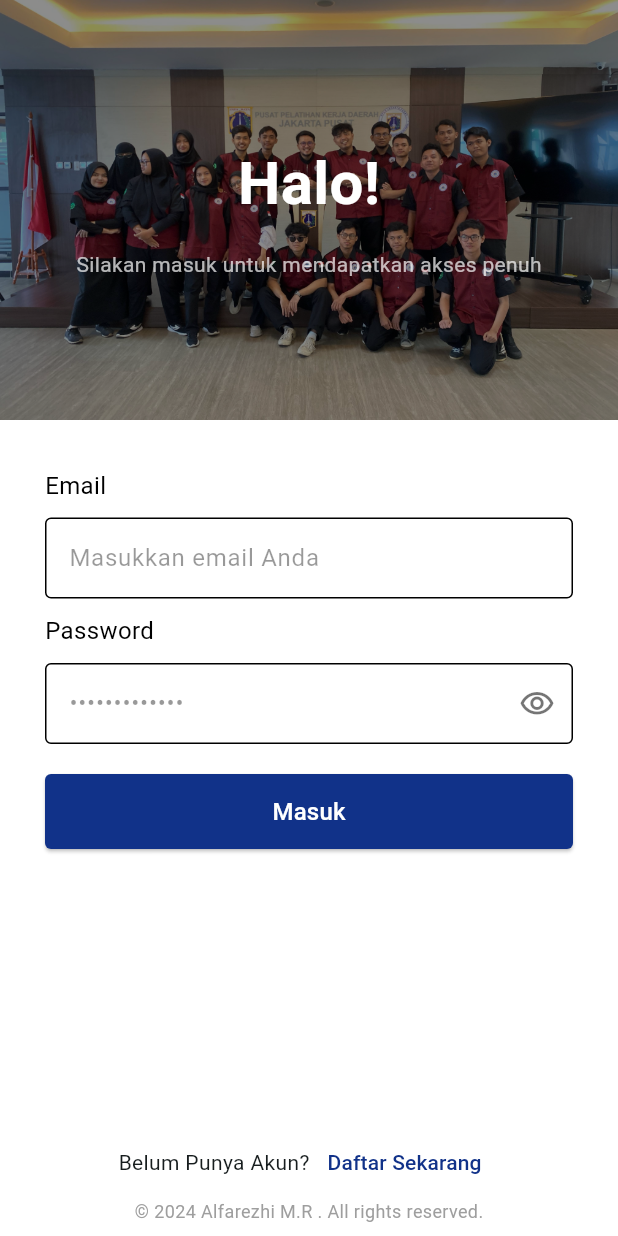
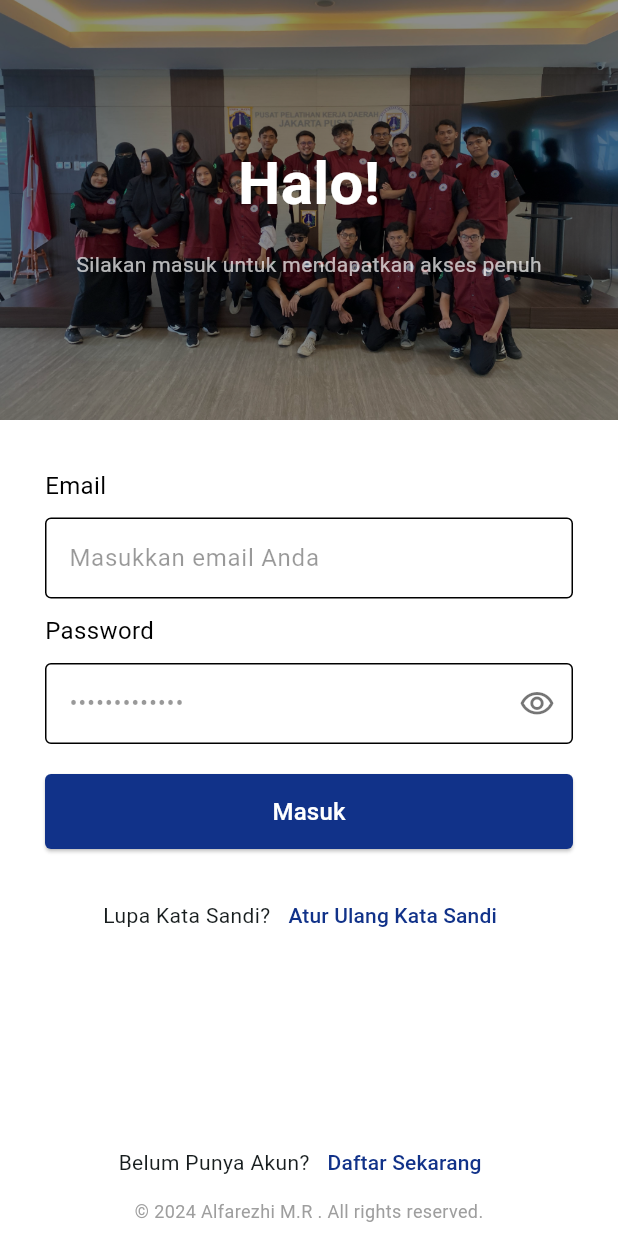
Before and after one commit to AlfaDevWork/absensiq, a Flutter app: the screen it shows after launch, on a phone screen of 412 x 824 dp. Run offline on Flutter 3.47's test engine with Material 3 defaults, Android fonts, the phone set to English and light mode, and no system bars; our stand-ins replace geocoding, geolocator, google_maps_flutter, image_picker, pinput, shared_preferences; accounts and stored records are empty.

Commit message:
fix: Uncomment and restore action buttons in multiple pages for improved functionality

```diff
--- a/lib/pages/auths/login_page.dart
+++ b/lib/pages/auths/login_page.dart
@@ -1,3 +1,4 @@
+import 'package:absensiq/pages/auths/forgot_password.dart';
 import 'package:absensiq/pages/auths/register_page.dart';
 import 'package:absensiq/pages/navigation.dart';
 import 'package:absensiq/services/auth_service.dart';
@@ -190,22 +191,22 @@ class _LoginPageState extends State<LoginPage> {
                               ),
                             ),
                     ),
-                    // const SizedBox(height: 20),
-                    // Row(
-                    //   mainAxisAlignment: MainAxisAlignment.center,
-                    //   children: [
-                    //     const Text('Lupa Kata Sandi?'),
-                    //     TextButton(
-                    //       onPressed: () {
-                    //         Navigator.pushNamed(context, ForgotPasswordPage.id);
-                    //       },
-                    //       child: const Text(
-                    //         'Atur Ulang Kata Sandi',
-                    //         style: TextStyle(color: Color(0xff113289)),
-                    //       ),
-                    //     ),
-                    //   ],
-                    // ),
+                    const SizedBox(height: 20),
+                    Row(
+                      mainAxisAlignment: MainAxisAlignment.center,
+                      children: [
+                        const Text('Lupa Kata Sandi?'),
+                        TextButton(
+                          onPressed: () {
+                            Navigator.pushNamed(context, ForgotPasswordPage.id);
+                          },
+                          child: const Text(
+                            'Atur Ulang Kata Sandi',
+                            style: TextStyle(color: Color(0xff113289)),
+                          ),
+                        ),
+                      ],
+                    ),
                   ],
                 ),
               ),
```
Also changed, not shown: lib/pages/absen_page.dart (+9 -9 lines), lib/pages/edit_profile.dart (+12 -12 lines), lib/pages/profile_page.dart (+16 -15 lines), lib/pages/riwayat_page.dart (+29 -29 lines).
